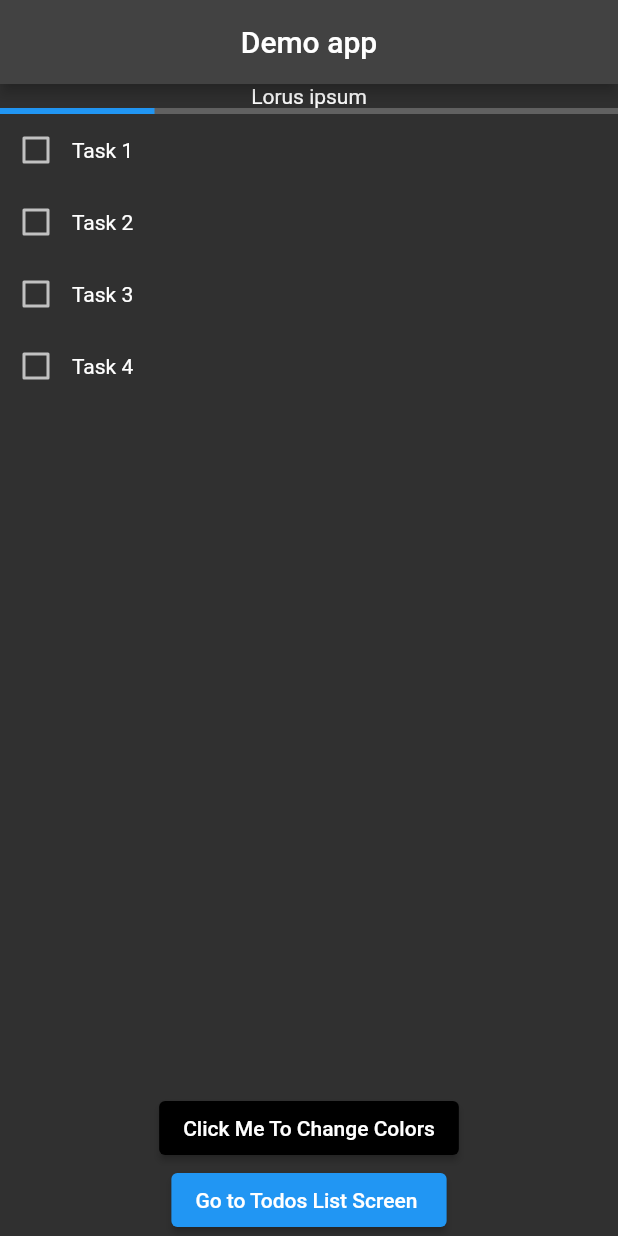
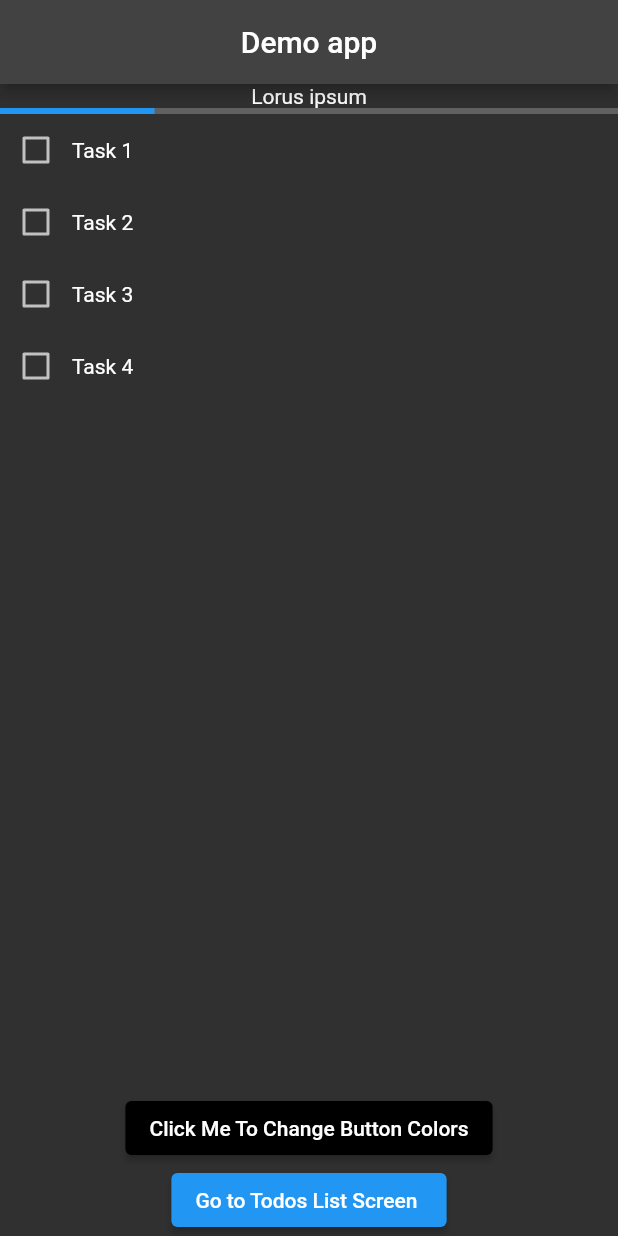
Before and after one commit to pr21Extr/flutter-app-demo, a Flutter app: the screen it shows after launch, on a phone screen of 412 x 824 dp. Run offline on Flutter 3.47's test engine with Material 2 defaults, Android fonts, the phone set to English and light mode, and no system bars.

Commit message:
minor code cleanup

```diff
--- a/lib/button.dart
+++ b/lib/button.dart
@@ -32,9 +32,10 @@ class _ColorChangerState extends State<ColorChanger> {
               changeBackgroundColor();
             },
             child:  Text(
-              'Click Me To Change Colors',
+              'Click Me To Change Button Colors',
               style: textStyle,
             ),
+            ///move color logic to higher in tree and enable theme switch
           ),
         ],
       ),
--- a/lib/main.dart
+++ b/lib/main.dart
@@ -3,7 +3,7 @@ import 'myHomePage.dart';
 import 'package:firstapptwo/todoListScreen.dart';
 
 void main() {
-  runApp(MyApp()); // Run MyApp instead of TodosScreen directly
+  runApp(MyApp()); // First class to run
 }
 
 
--- a/lib/myHomePage.dart
+++ b/lib/myHomePage.dart
@@ -33,7 +33,7 @@ class MyHomePage extends StatelessWidget {
             },
             child: Text('Go to Todos List Screen '),
           ),
-          // Screen1(),
+
 
         ],
       ),
--- a/lib/todoListScreen.dart
+++ b/lib/todoListScreen.dart
@@ -62,17 +62,13 @@ class TodosScreen extends StatelessWidget {
         itemBuilder: (context, index) {
           return ListTile(
             title: Text(todos[index].title),
-            // When a user taps the ListTile, navigate to the DetailScreen.
-            // Notice that you're not only creating a DetailScreen, you're
-            // also passing the current todo through to it.
+
             onTap: () {
               Navigator.push(
                 context,
                 MaterialPageRoute(
                   builder: (context) => const DetailScreen(),
-                  // Pass the arguments as part of the RouteSettings. The
-                  // DetailScreen reads the arguments from these settings.
-                  settings: RouteSettings(
+                 settings: RouteSettings(
                     arguments: todos[index],
                   ),
                 ),
--- a/lib/todosListItems.dart
+++ /dev/null
@@ -1,6 +0,0 @@
-class Todo {
-  final String title;
-  final String description;
-
-  const Todo(this.title, this.description);
-}
```
